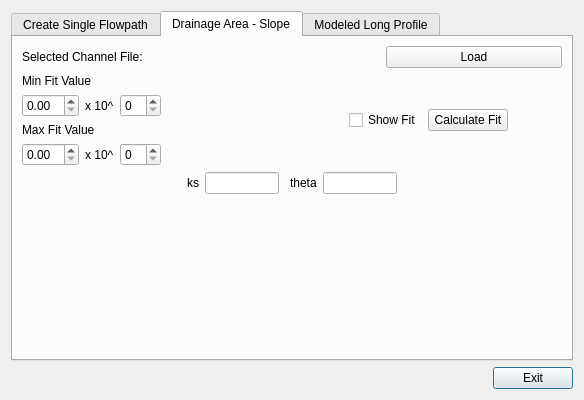
The window that long_profile_modeler/long_profile_modeler_dialog_base.ui (josie-welsh/QGIS-LongProfileModel-Plugin) describes before a commit, drawn with Qt 5.
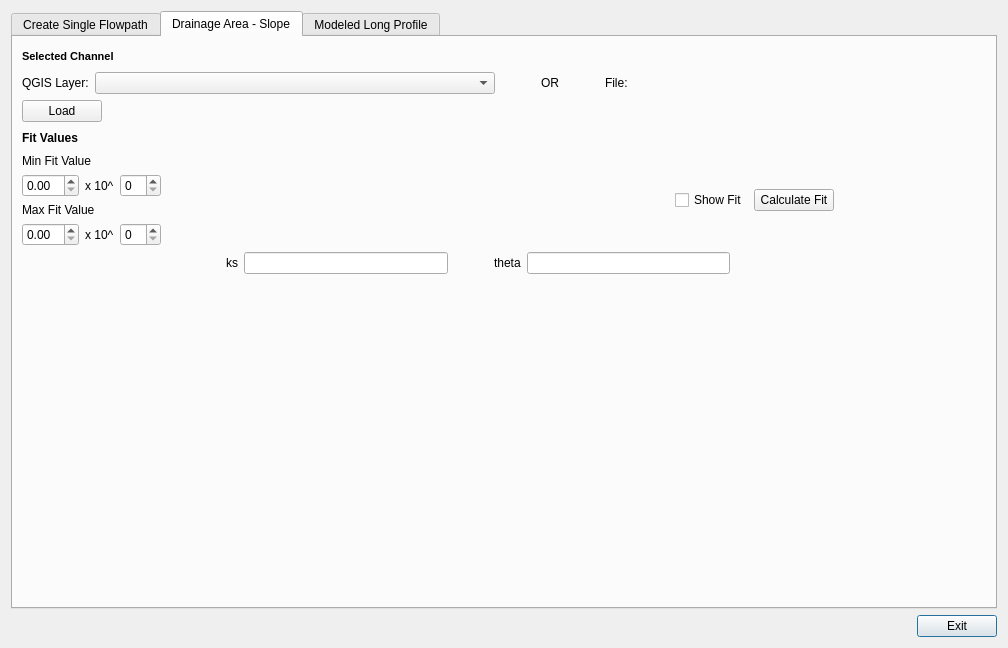
The same window after the commit. Custom widgets are drawn as their Qt base class.

Patch:
```diff
--- a/long_profile_modeler/long_profile_modeler_dialog_base.ui
+++ b/long_profile_modeler/long_profile_modeler_dialog_base.ui
@@ -6,8 +6,8 @@
    <rect>
     <x>0</x>
     <y>0</y>
-    <width>584</width>
-    <height>400</height>
+    <width>1008</width>
+    <height>648</height>
    </rect>
   </property>
   <property name="windowTitle">
@@ -309,26 +309,177 @@
       </attribute>
       <layout class="QGridLayout" name="gridLayout">
        <item row="0" column="0">
-        <layout class="QVBoxLayout" name="verticalLayout_3">
+        <layout class="QVBoxLayout" name="verticalLayout_6">
          <item>
-          <layout class="QHBoxLayout" name="horizontalLayout_12">
+          <layout class="QHBoxLayout" name="horizontalLayout_22">
            <item>
             <widget class="QLabel" name="label_9">
+             <property name="font">
+              <font>
+               <pointsize>8</pointsize>
+               <weight>75</weight>
+               <bold>true</bold>
+              </font>
+             </property>
              <property name="text">
-              <string>Selected Channel File: </string>
+              <string>Selected Channel </string>
              </property>
             </widget>
            </item>
            <item>
-            <widget class="QgsFileWidget" name="fwSelectedChannelInput"/>
+            <spacer name="horizontalSpacer_25">
+             <property name="orientation">
+              <enum>Qt::Horizontal</enum>
+             </property>
+             <property name="sizeHint" stdset="0">
+              <size>
+               <width>40</width>
+               <height>20</height>
+              </size>
+             </property>
+            </spacer>
            </item>
+          </layout>
+         </item>
+         <item>
+          <layout class="QVBoxLayout" name="verticalLayout_3">
            <item>
-            <widget class="QPushButton" name="pbLoadSelectedChannel">
+            <layout class="QHBoxLayout" name="horizontalLayout_20">
+             <item>
+              <widget class="QLabel" name="label_14">
+               <property name="text">
+                <string>QGIS Layer:</string>
+               </property>
+              </widget>
+             </item>
+             <item>
+              <widget class="QgsMapLayerComboBox" name="mlcbSelectedChannelInput">
+               <property name="minimumSize">
+                <size>
+                 <width>400</width>
+                 <height>0</height>
+                </size>
+               </property>
+              </widget>
+             </item>
+             <item>
+              <spacer name="horizontalSpacer_26">
+               <property name="orientation">
+                <enum>Qt::Horizontal</enum>
+               </property>
+               <property name="sizeType">
+                <enum>QSizePolicy::Fixed</enum>
+               </property>
+               <property name="sizeHint" stdset="0">
+                <size>
+                 <width>40</width>
+                 <height>20</height>
+                </size>
+               </property>
+              </spacer>
+             </item>
+             <item>
+              <widget class="QLabel" name="label_16">
+               <property name="text">
+                <string>OR</string>
+               </property>
+              </widget>
+             </item>
+             <item>
+              <spacer name="horizontalSpacer_27">
+               <property name="orientation">
+                <enum>Qt::Horizontal</enum>
+               </property>
+               <property name="sizeType">
+                <enum>QSizePolicy::Fixed</enum>
+               </property>
+               <property name="sizeHint" stdset="0">
+                <size>
+                 <width>40</width>
+                 <height>20</height>
+                </size>
+               </property>
+              </spacer>
+             </item>
+             <item>
+              <widget class="QLabel" name="label_15">
+               <property name="text">
+                <string>File:</string>
+               </property>
+              </widget>
+             </item>
+             <item>
+              <widget class="QgsFileWidget" name="fwSelectedChannelInput">
+               <property name="minimumSize">
+                <size>
+                 <width>300</width>
+                 <height>0</height>
+                </size>
+               </property>
+              </widget>
+             </item>
+            </layout>
+           </item>
+           <item>
+            <layout class="QHBoxLayout" name="horizontalLayout_19"/>
+           </item>
+           <item>
+            <layout class="QHBoxLayout" name="horizontalLayout_18"/>
+           </item>
+           <item>
+            <layout class="QHBoxLayout" name="horizontalLayout_12">
+             <item>
+              <widget class="QPushButton" name="pbLoadSelectedChannel">
+               <property name="text">
+                <string>Load</string>
+               </property>
+              </widget>
+             </item>
+             <item>
+              <spacer name="horizontalSpacer_28">
+               <property name="orientation">
+                <enum>Qt::Horizontal</enum>
+               </property>
+               <property name="sizeHint" stdset="0">
+                <size>
+                 <width>40</width>
+                 <height>20</height>
+                </size>
+               </property>
+              </spacer>
+             </item>
+            </layout>
+           </item>
+          </layout>
+         </item>
+         <item>
+          <layout class="QHBoxLayout" name="horizontalLayout_21">
+           <item>
+            <widget class="QLabel" name="label_17">
+             <property name="font">
+              <font>
+               <weight>75</weight>
+               <bold>true</bold>
+              </font>
+             </property>
              <property name="text">
-              <string>Load</string>
+              <string>Fit Values</string>
              </property>
             </widget>
            </item>
+           <item>
+            <spacer name="horizontalSpacer_24">
+             <property name="orientation">
+              <enum>Qt::Horizontal</enum>
+             </property>
+             <property name="sizeHint" stdset="0">
+              <size>
+               <width>40</width>
+               <height>20</height>
+              </size>
+             </property>
+            </spacer>
+           </item>
           </layout>
          </item>
          <item>
@@ -424,9 +575,12 @@
                <property name="orientation">
                 <enum>Qt::Horizontal</enum>
                </property>
+               <property name="sizeType">
+                <enum>QSizePolicy::Fixed</enum>
+               </property>
                <property name="sizeHint" stdset="0">
                 <size>
-                 <width>40</width>
+                 <width>100</width>
                  <height>20</height>
                 </size>
                </property>
@@ -451,9 +605,12 @@
                <property name="orientation">
                 <enum>Qt::Horizontal</enum>
                </property>
+               <property name="sizeType">
+                <enum>QSizePolicy::Fixed</enum>
+               </property>
                <property name="sizeHint" stdset="0">
                 <size>
-                 <width>40</width>
+                 <width>100</width>
                  <height>20</height>
                 </size>
                </property>
@@ -496,6 +653,9 @@
              <property name="orientation">
               <enum>Qt::Horizontal</enum>
              </property>
+             <property name="sizeType">
+              <enum>QSizePolicy::Fixed</enum>
+             </property>
              <property name="sizeHint" stdset="0">
               <size>
                <width>40</width>
@@ -532,21 +692,34 @@
            </item>
           </layout>
          </item>
-         <item>
-          <spacer name="verticalSpacer">
-           <property name="orientation">
-            <enum>Qt::Vertical</enum>
-           </property>
-           <property name="sizeHint" stdset="0">
-            <size>
-             <width>20</width>
-             <height>143</height>
-            </size>
-           </property>
-          </spacer>
-         </item>
         </layout>
        </item>
+       <item row="0" column="1">
+        <spacer name="horizontalSpacer_22">
+         <property name="orientation">
+          <enum>Qt::Horizontal</enum>
+         </property>
+         <property name="sizeHint" stdset="0">
+          <size>
+           <width>30</width>
+           <height>20</height>
+          </size>
+         </property>
+        </spacer>
+       </item>
+       <item row="1" column="0">
+        <spacer name="verticalSpacer">
+         <property name="orientation">
+          <enum>Qt::Vertical</enum>
+         </property>
+         <property name="sizeHint" stdset="0">
+          <size>
+           <width>20</width>
+           <height>259</height>
+          </size>
+         </property>
+        </spacer>
+       </item>
       </layout>
      </widget>
      <widget class="QWidget" name="tab_3">
```
